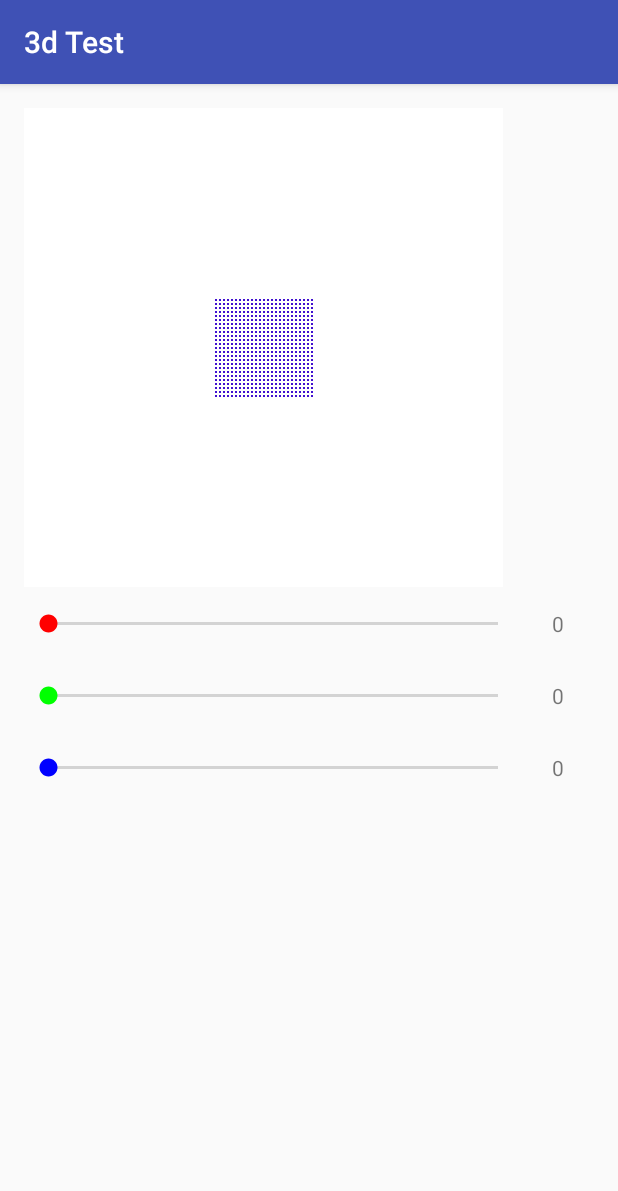
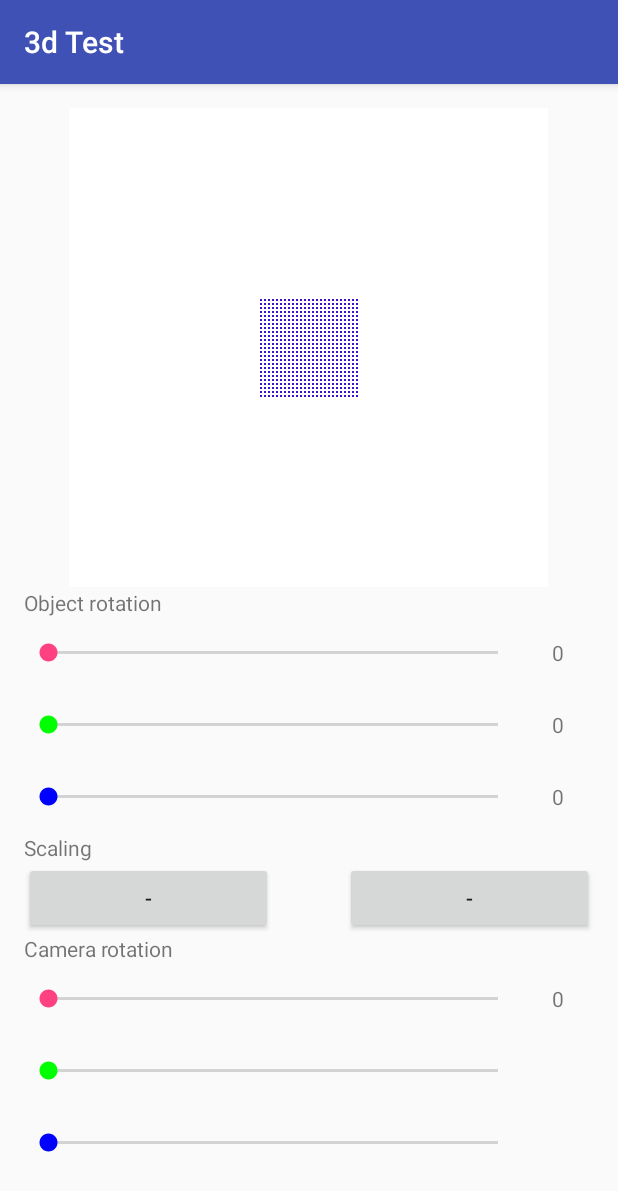
Before and after one commit to rmassaroto/3D_Software_Renderer, an Android app: the screen it shows after launch (MainActivity), on a phone screen of 412 x 824 dp. Shown: the top 1191 px of the screen. Run offline under Robolectric (Android 15) with nearby library versions, the phone set to English and light mode, and no system bars.

Commit message:
Added more controls in the UI

```diff
--- a/app/src/main/java/br/com/renanmassaroto/projects/a3dtest/MainActivity.java
+++ b/app/src/main/java/br/com/renanmassaroto/projects/a3dtest/MainActivity.java
@@ -4,7 +4,7 @@ import android.graphics.Color;
 import android.graphics.Paint;
 import android.support.v7.app.AppCompatActivity;
 import android.os.Bundle;
-import android.util.Log;
+import android.widget.Button;
 import android.widget.SeekBar;
 import android.widget.TextView;
 
@@ -19,8 +19,11 @@ public class MainActivity extends AppCompatActivity {
 
     private SurfaceView mSurfaceView;
 
-    private SeekBar mXAxisSeekBar, mYAxisSeekBar, mZAxisSeekBar;
-    private TextView mXAxisTextView, mYAxisTextView, mZAxisTextView;
+    private SeekBar mObjectXAxisSeekBar, mObjectYAxisSeekBar, mObjectZAxisSeekBar,
+            mCameraXAxisSeekBar, mCameraYAxisSeekBar, mCameraZAxisSeekBar;
+    private TextView mObjectXAxisTextView, mObjectYAxisTextView, mObjectZAxisTextView,
+            mCameraXAxisTextView, mCameraYAxisTextView, mCameraZAxisTextView, mScalingTextView;
+    private Button mMinusScalingButton, mPlusScalingButton;
 
     private Camera mCamera;
     public ArrayList<Entity> mEntities;
@@ -35,7 +38,7 @@ public class MainActivity extends AppCompatActivity {
         setYAxisControls();
         setZAxisControls();
 
-        mCamera = new Camera(new Point3D(0, 0, -1000), new Point3D(0, 0, 0));
+        mCamera = new Camera(new Point3D(0, 0, -500), new Point3D(0, 0, 0));
         mSurfaceView.camera = mCamera;
 
         mEntities = new ArrayList<>();
@@ -102,17 +105,42 @@ public class MainActivity extends AppCompatActivity {
     }
 
     private void setXAxisControls() {
-        mXAxisSeekBar = (SeekBar) findViewById(R.id.axis_x_seek_bar);
-        mXAxisTextView = (TextView) findViewById(R.id.axis_x_text_view);
+        mObjectXAxisSeekBar = (SeekBar) findViewById(R.id.object_axis_x_seek_bar);
+        mObjectXAxisTextView = (TextView) findViewById(R.id.object_axis_x_text_view);
 
-        mXAxisSeekBar.setProgress(0);
-        mXAxisSeekBar.setMax(360);
-        mXAxisTextView.setText("0");
-        mXAxisSeekBar.setOnSeekBarChangeListener(new SeekBar.OnSeekBarChangeListener() {
+        mObjectXAxisSeekBar.setProgress(0);
+        mObjectXAxisSeekBar.setMax(360);
+        mObjectXAxisTextView.setText("0");
+        mObjectXAxisSeekBar.setOnSeekBarChangeListener(new SeekBar.OnSeekBarChangeListener() {
+            @Override
+            public void onProgressChanged(SeekBar seekBar, int progress, boolean fromUser) {
+                mEntities.get(0).rotation.x = (float) Math.toRadians(progress);
+                mObjectXAxisTextView.setText(Integer.toString(progress));
+                mSurfaceView.invalidate();
+            }
+
+            @Override
+            public void onStartTrackingTouch(SeekBar seekBar) {
+
+            }
+
+            @Override
+            public void onStopTrackingTouch(SeekBar seekBar) {
+
+            }
+        });
+
+        mCameraXAxisSeekBar = (SeekBar) findViewById(R.id.camera_axis_x_seek_bar);
+        mCameraXAxisTextView = (TextView) findViewById(R.id.camera_axis_x_text_view);
+
+        mCameraXAxisSeekBar.setProgress(0);
+        mCameraXAxisSeekBar.setMax(360);
+        mCameraXAxisTextView.setText("0");
+        mCameraXAxisSeekBar.setOnSeekBarChangeListener(new SeekBar.OnSeekBarChangeListener() {
             @Override
             public void onProgressChanged(SeekBar seekBar, int progress, boolean fromUser) {
                 mCamera.rotation.x = (float) Math.toRadians(progress);
-                mXAxisTextView.setText(Integer.toString(progress));
+                mCameraXAxisTextView.setText(Integer.toString(progress));
                 mSurfaceView.invalidate();
             }
 
@@ -129,17 +157,17 @@ public class MainActivity extends AppCompatActivity {
     }
 
     private void setYAxisControls() {
-        mYAxisSeekBar = (SeekBar) findViewById(R.id.axis_y_seek_bar);
-        mYAxisTextView = (TextView) findViewById(R.id.axis_y_text_view);
+        mObjectYAxisSeekBar = (SeekBar) findViewById(R.id.object_axis_y_seek_bar);
+        mObjectYAxisTextView = (TextView) findViewById(R.id.object_axis_y_text_view);
 
-        mYAxisSeekBar.setProgress(0);
-        mYAxisSeekBar.setMax(360);
-        mYAxisTextView.setText("0");
-        mYAxisSeekBar.setOnSeekBarChangeListener(new SeekBar.OnSeekBarChangeListener() {
+        mObjectYAxisSeekBar.setProgress(0);
+        mObjectYAxisSeekBar.setMax(360);
+        mObjectYAxisTextView.setText("0");
+        mObjectYAxisSeekBar.setOnSeekBarChangeListener(new SeekBar.OnSeekBarChangeListener() {
             @Override
             public void onProgressChanged(SeekBar seekBar, int progress, boolean fromUser) {
-                mCamera.rotation.y = (float) Math.toRadians(progress);
-                mYAxisTextView.setText(Integer.toString(progress));
+                mEntities.get(0).rotation.y = (float) Math.toRadians(progress);
+                mObjectYAxisTextView.setText(Integer.toString(progress));
                 mSurfaceView.invalidate();
             }
 
@@ -156,17 +184,17 @@ public class MainActivity extends AppCompatActivity {
     }
 
     private void setZAxisControls() {
-        mZAxisSeekBar = (SeekBar) findViewById(R.id.axis_z_seek_bar);
-        mZAxisTextView = (TextView) findViewById(R.id.axis_z_text_view);
+        mObjectZAxisSeekBar = (SeekBar) findViewById(R.id.object_axis_z_seek_bar);
+        mObjectZAxisTextView = (TextView) findViewById(R.id.object_axis_z_text_view);
 
-        mZAxisSeekBar.setProgress(0);
-        mZAxisSeekBar.setMax(360);
-        mZAxisTextView.setText("0");
-        mZAxisSeekBar.setOnSeekBarChangeListener(new SeekBar.OnSeekBarChangeListener() {
+        mObjectZAxisSeekBar.setProgress(0);
+        mObjectZAxisSeekBar.setMax(360);
+        mObjectZAxisTextView.setText("0");
+        mObjectZAxisSeekBar.setOnSeekBarChangeListener(new SeekBar.OnSeekBarChangeListener() {
             @Override
             public void onProgressChanged(SeekBar seekBar, int progress, boolean fromUser) {
-                mCamera.rotation.z = (float) Math.toRadians(progress);
-                mZAxisTextView.setText(Integer.toString(progress));
+                mEntities.get(0).rotation.z = (float) Math.toRadians(progress);
+                mObjectZAxisTextView.setText(Integer.toString(progress));
                 mSurfaceView.invalidate();
             }
 
--- a/app/src/main/java/br/com/renanmassaroto/projects/a3dtest/model/Entity.java
+++ b/app/src/main/java/br/com/renanmassaroto/projects/a3dtest/model/Entity.java
@@ -31,20 +31,24 @@ public class Entity {
     }
 
     public void onDraw(CustomCanvas canvas, Camera camera) {
+        try {
             for (Point3D point : model.points) {
                 paint.setColor(point.color);
 
-            Point3D scaledPoint = Matrix.applyScalingMatrix(point, scaling);
+//                Point3D newPosition = Matrix.applyPerspectiveProjectionMatrix(position, camera);
+//                Point3D transformedPoint = Matrix.applyTranslationMatrix(point, newPosition);
 
-            Point3D relativeTransformedPoint = Matrix.transform(scaledPoint, this.rotation, false);
+                Point3D transformedPoint = Matrix.applyScalingMatrix(point, scaling);
+                transformedPoint = Matrix.transform(transformedPoint, this.rotation, false);
+                transformedPoint = Matrix.applyTranslationMatrix(transformedPoint, position);
 
-            Point3D unfinishedPoint = Matrix.transform(relativeTransformedPoint, camera.rotation, false);
-            Point3D finishedPoint = Matrix.transform(relativeTransformedPoint, camera.rotation, true);
+                double distance = transformedPoint.getDistance(camera.position);
 
-            int x = Math.round(finishedPoint.x + (canvas.canvas.getWidth() / 2));
-            int y = Math.round(finishedPoint.y + (canvas.canvas.getHeight() / 2));
+                transformedPoint = Matrix.applyProjectionMatrix(transformedPoint);
 
-            double distance = unfinishedPoint.getDistance(camera.position);
+                int x = Math.round(transformedPoint.x + (canvas.canvas.getWidth() / 2));
+                int y = Math.round(transformedPoint.y + (canvas.canvas.getHeight() / 2));
+
                 Double pixelDistance = canvas.distances[x][y];
 
                 if (pixelDistance == null || distance < pixelDistance) {
@@ -53,5 +57,8 @@ public class Entity {
                     canvas.canvas.drawCircle(x, y, 1, paint);
                 }
             }
+        } catch (ArrayIndexOutOfBoundsException e) {
+
         }
     }
+}
--- a/app/src/main/java/br/com/renanmassaroto/projects/a3dtest/util/Matrix.java
+++ b/app/src/main/java/br/com/renanmassaroto/projects/a3dtest/util/Matrix.java
@@ -2,6 +2,7 @@ package br.com.renanmassaroto.projects.a3dtest.util;
 
 import android.util.Log;
 
+import br.com.renanmassaroto.projects.a3dtest.model.Camera;
 import br.com.renanmassaroto.projects.a3dtest.model.Point3D;
 
 /**
@@ -105,4 +106,47 @@ public class Matrix {
 
         return transformedPoint;
     }
+
+    public static Point3D applyTranslationMatrix(Point3D point3D, Point3D translation) {
+        Point3D transformedPoint = new Point3D(
+                (float) (point3D.x * 1 + point3D.y * 0 + point3D.z * 0 + 1 * translation.x),
+                (float) (point3D.x * 0 + point3D.y * 1 + point3D.z * 0 + 1 * translation.y),
+                (float) (point3D.x * 0 + point3D.y * 0 + point3D.z * 1 + 1 * translation.z),
+                point3D.color
+        );
+
+        return transformedPoint;
+    }
+
+    public static Point3D applyPerspectiveProjectionMatrix(Point3D point3D, Camera camera) {
+        Point3D transformedPoint = new Point3D(
+                (float) (point3D.x * 1 + point3D.y * 0 + point3D.z * 0),
+                (float) (point3D.x * 0 + point3D.y * Math.cos(camera.rotation.x) + point3D.z * ((Math.sin(camera.rotation.x) * -1))),
+                (float) (point3D.x * 0 + point3D.y * Math.sin(camera.rotation.x) + point3D.z * Math.cos(camera.rotation.x)),
+                point3D.color
+        );
+
+        transformedPoint = new Point3D(
+                (float) (transformedPoint.x * Math.cos(camera.rotation.y) + transformedPoint.y * 0 + transformedPoint.z * Math.sin(camera.rotation.y)),
+                (float) (transformedPoint.x * 0 + transformedPoint.y * 1 + transformedPoint.z * 0),
+                (float) (transformedPoint.x * (Math.sin(camera.rotation.y) * -1) + transformedPoint.y * 0 + transformedPoint.z * Math.cos(camera.rotation.y)),
+                point3D.color
+        );
+
+        transformedPoint = new Point3D(
+                (float) (transformedPoint.x * Math.cos(camera.rotation.z) + transformedPoint.y * (Math.sin(camera.rotation.z) * -1) + transformedPoint.z * 0),
+                (float) (transformedPoint.x * Math.sin(camera.rotation.z) + transformedPoint.y * Math.cos(camera.rotation.z) + transformedPoint.z * 0),
+                (float) (transformedPoint.x * 0 + transformedPoint.y * 0 + transformedPoint.z * 1),
+                point3D.color
+        );
+
+        transformedPoint = new Point3D(
+                (float) (transformedPoint.x - camera.position.x),
+                (float) (transformedPoint.y - camera.position.y),
+                (float) (transformedPoint.z - camera.position.z),
+                point3D.color
+        );
+
+        return transformedPoint;
+    }
 }
--- a/app/src/main/res/layout/activity_main.xml
+++ b/app/src/main/res/layout/activity_main.xml
@@ -1,5 +1,5 @@
 <?xml version="1.0" encoding="utf-8"?>
-<LinearLayout xmlns:android="http://schemas.android.com/apk/res/android"
+<ScrollView xmlns:android="http://schemas.android.com/apk/res/android"
     xmlns:tools="http://schemas.android.com/tools"
     android:layout_width="match_parent"
     android:layout_height="match_parent"
@@ -10,12 +10,22 @@
     tools:context="br.com.renanmassaroto.projects.a3dtest.MainActivity"
     android:orientation="vertical">
 
+    <LinearLayout
+        android:layout_width="match_parent"
+        android:layout_height="wrap_content"
+        android:orientation="vertical">
+
         <br.com.renanmassaroto.projects.a3dtest.SurfaceView
             android:id="@+id/surface_view"
             android:layout_width="320dp"
             android:layout_height="320dp"
             tools:background="#FF0000"
-        android:layout_centerHorizontal="true"/>
+            android:layout_gravity="center" />
+
+        <TextView
+            android:layout_width="match_parent"
+            android:layout_height="wrap_content"
+            android:text="Object rotation"/>
 
         <LinearLayout
             android:layout_width="match_parent"
@@ -23,30 +33,27 @@
             android:orientation="horizontal">
 
             <SeekBar
-            android:id="@+id/axis_x_seek_bar"
+                android:id="@+id/object_axis_x_seek_bar"
                 android:layout_width="0dp"
                 android:layout_weight="0.8"
                 android:layout_height="48dp"
-            android:thumbTint="#FF0000"
-            android:progressTint="#FF0000"
                 tools:progress="50"/>
 
             <TextView
-            android:id="@+id/axis_x_text_view"
+                android:id="@+id/object_axis_x_text_view"
                 android:layout_width="48dp"
                 android:layout_height="48dp"
                 tools:text="0"
                 android:gravity="center"/>
 
         </LinearLayout>
-
         <LinearLayout
             android:layout_width="match_parent"
             android:layout_height="48dp"
             android:orientation="horizontal">
 
             <SeekBar
-            android:id="@+id/axis_y_seek_bar"
+                android:id="@+id/object_axis_y_seek_bar"
                 android:layout_width="0dp"
                 android:layout_weight="0.8"
                 android:layout_height="48dp"
@@ -55,21 +62,20 @@
                 tools:progress="50"/>
 
             <TextView
-            android:id="@+id/axis_y_text_view"
+                android:id="@+id/object_axis_y_text_view"
                 android:layout_width="48dp"
                 android:layout_height="48dp"
                 tools:text="0"
                 android:gravity="center"/>
 
         </LinearLayout>
-
         <LinearLayout
             android:layout_width="match_parent"
             android:layout_height="48dp"
             android:orientation="horizontal">
 
             <SeekBar
-            android:id="@+id/axis_z_seek_bar"
+                android:id="@+id/object_axis_z_seek_bar"
                 android:layout_width="0dp"
                 android:layout_weight="0.8"
                 android:layout_height="48dp"
@@ -78,7 +84,110 @@
                 tools:progress="50"/>
 
             <TextView
-            android:id="@+id/axis_z_text_view"
+                android:id="@+id/object_axis_z_text_view"
+                android:layout_width="48dp"
+                android:layout_height="48dp"
+                tools:text="0"
+                android:gravity="center"/>
+
+        </LinearLayout>
+
+        <TextView
+            android:layout_width="match_parent"
+            android:layout_height="wrap_content"
+            android:text="Scaling"/>
+
+        <LinearLayout
+            android:layout_width="match_parent"
+            android:layout_height="48dp"
+            android:orientation="horizontal">
+
+            <Button
+                android:id="@+id/scaling_minus_button"
+                android:layout_width="0dp"
+                android:layout_height="48dp"
+                android:layout_weight="0.4"
+                android:text="-"/>
+
+            <TextView
+                android:id="@+id/scaling_text_view"
+                android:layout_width="48dp"
+                android:layout_height="48dp"
+                tools:text="0"
+                android:gravity="center"/>
+
+            <Button
+                android:id="@+id/scaling_add_button"
+                android:layout_width="0dp"
+                android:layout_height="48dp"
+                android:layout_weight="0.4"
+                android:text="-"/>
+
+        </LinearLayout>
+
+        <TextView
+            android:layout_width="match_parent"
+            android:layout_height="wrap_content"
+            android:text="Camera rotation"/>
+
+        <LinearLayout
+            android:layout_width="match_parent"
+            android:layout_height="48dp"
+            android:orientation="horizontal">
+
+            <SeekBar
+                android:id="@+id/camera_axis_x_seek_bar"
+                android:layout_width="0dp"
+                android:layout_weight="0.8"
+                android:layout_height="48dp"
+                tools:progress="50"/>
+
+            <TextView
+                android:id="@+id/camera_axis_x_text_view"
+                android:layout_width="48dp"
+                android:layout_height="48dp"
+                tools:text="0"
+                android:gravity="center"/>
+
+        </LinearLayout>
+        <LinearLayout
+            android:layout_width="match_parent"
+            android:layout_height="48dp"
+            android:orientation="horizontal">
+
+            <SeekBar
+                android:id="@+id/camera_axis_y_seek_bar"
+                android:layout_width="0dp"
+                android:layout_weight="0.8"
+                android:layout_height="48dp"
+                android:thumbTint="#00FF00"
+                android:progressTint="#00FF00"
+                tools:progress="50"/>
+
+            <TextView
+                android:id="@+id/camera_axis_y_text_view"
+                android:layout_width="48dp"
+                android:layout_height="48dp"
+                tools:text="0"
+                android:gravity="center"/>
+
+        </LinearLayout>
+        <LinearLayout
+            android:layout_width="match_parent"
+            android:layout_height="48dp"
+            android:orientation="horizontal">
+
+            <SeekBar
+                android:id="@+id/camera_axis_z_seek_bar"
+                android:layout_width="0dp"
+                android:layout_weight="0.8"
+                android:layout_height="48dp"
+                android:thumbTint="#0000FF"
+                android:progressTint="#0000FF"
+                tools:progress="50"/>
+
+            <TextView
+                android:id="@+id/camera_axis_z_text_view"
                 android:layout_width="48dp"
                 android:layout_height="48dp"
                 tools:text="0"
@@ -87,3 +196,5 @@
         </LinearLayout>
 
     </LinearLayout>
+
+</ScrollView>
```
Lines whose indentation alone changed are shown as unchanged.
